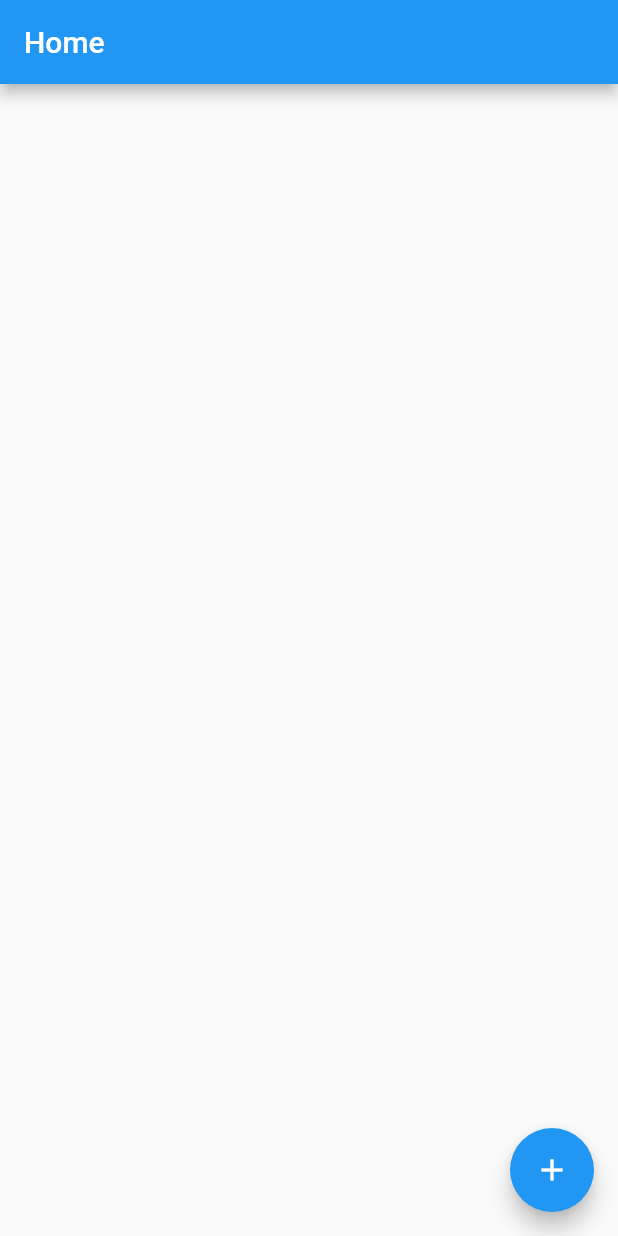
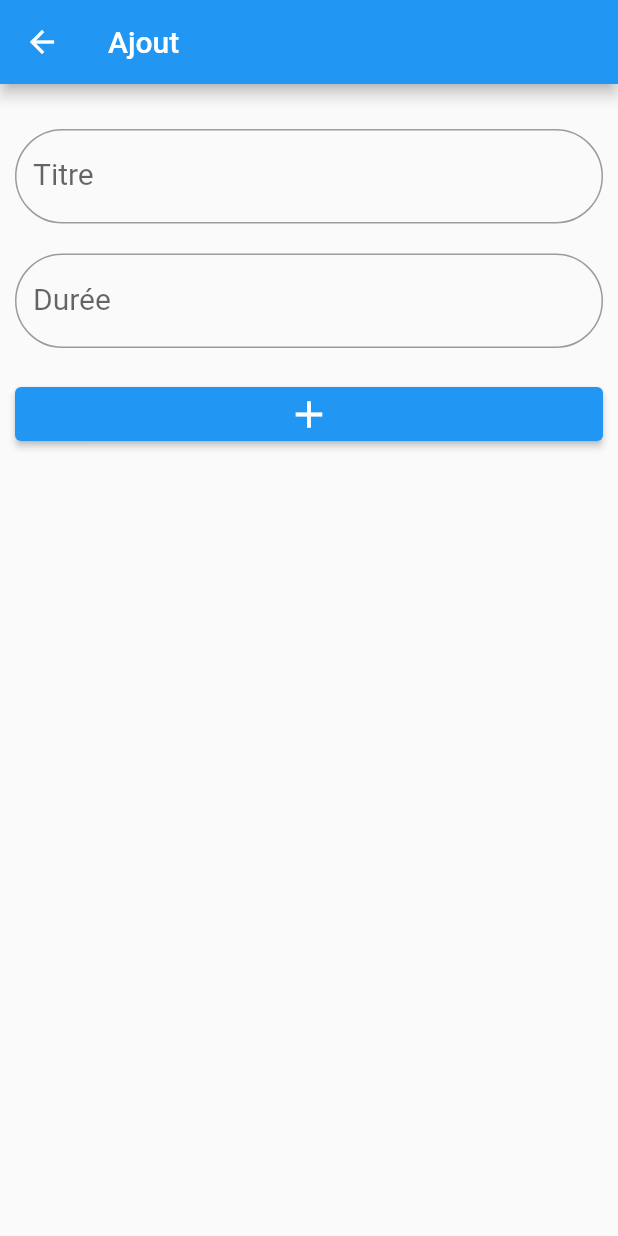
Before and after one commit to spyhimself/Flutter-movies_app, a Flutter app: the screen it shows after launch, after a tap on the "add" icon, on a phone screen of 412 x 824 dp. Run offline on Flutter 3.47's test engine with Material 2 defaults, Android fonts, the phone set to English and light mode, and no system bars; our stand-ins replace sqflite; accounts and stored records are empty.

Commit message:
Finished the AddMovie widget, modified Home widget to include adding movies & added the route to the main entry point

```diff
--- /dev/null
+++ b/lib/AddMovie.dart
@@ -0,0 +1,58 @@
+import 'package:flutter/material.dart';
+import 'package:movies_app/Sqldb.dart';
+import 'package:movies_app/Home.dart';
+
+class AddMovie extends StatefulWidget {
+  const AddMovie({super.key});
+
+  @override
+  State<AddMovie> createState() => _AddMovieState();
+}
+
+class _AddMovieState extends State<AddMovie> {
+  TextEditingController _title = TextEditingController();
+  TextEditingController _duration = TextEditingController();
+  Sqldb sqldb = Sqldb();
+
+  @override
+  Widget build(BuildContext context) {
+    return Scaffold(
+      appBar: AppBar(title: Text("Ajout"),),
+      body: Container(
+        margin: EdgeInsets.all(10),
+        child: Column(
+          children: [
+            SizedBox(height: 20,),
+            TextField(
+              controller: _title,
+              style: TextStyle(fontSize: 20, color: Colors.black),
+              decoration: InputDecoration(
+                labelText: "Titre",
+                border: OutlineInputBorder(borderRadius: BorderRadius.all(Radius.circular(40)))
+              ),
+            ),
+            SizedBox(height: 20,),
+            TextField(
+              controller: _duration,
+              style: TextStyle(fontSize: 20, color: Colors.black),
+              decoration: InputDecoration(
+                  labelText: "Durée",
+                  border: OutlineInputBorder(borderRadius: BorderRadius.all(Radius.circular(40)))
+              ),
+            ),
+            SizedBox(height: 20,),
+            ElevatedButton(onPressed: () async {
+              int rep = await sqldb
+                  .insertData("INSERT INTO 'movies' (title, duration) VALUES ('${_title.text}', '${int.parse(_duration.text)}')");
+              if(rep > 0) {
+                Navigator.of(context).pushAndRemoveUntil(
+                MaterialPageRoute(builder: (context) => Home()), (route) => false);
+              }
+            },
+                child: Container(child: Icon(Icons.add, size: 30,), width: double.infinity,))
+          ],
+        ),
+      ),
+    );
+  }
+}
--- a/lib/Home.dart
+++ b/lib/Home.dart
@@ -19,7 +19,9 @@ class _HomeState extends State<Home> {
   Widget build(BuildContext context) {
     return Scaffold(
       floatingActionButton: FloatingActionButton(
-        onPressed: () {},
+        onPressed: () {
+          Navigator.of(context).pushNamed("addMovie");
+        },
         child: Icon(Icons.add),
       ),
       appBar: AppBar(title: Text("Home"),),
--- a/lib/main.dart
+++ b/lib/main.dart
@@ -1,4 +1,5 @@
 import 'package:flutter/material.dart';
+import 'package:movies_app/AddMovie.dart';
 import 'package:movies_app/Home.dart';
 
 void main() => runApp(MyApp());
@@ -11,6 +12,9 @@ class MyApp extends StatelessWidget {
     return MaterialApp(
       title: 'Movies',
       home: Home(),
+      routes: {
+        "addMovie": (context) => AddMovie()
+      },
     );
   }
 }
```
Also changed, not shown: lib/UpdateMovie.dart (added).
